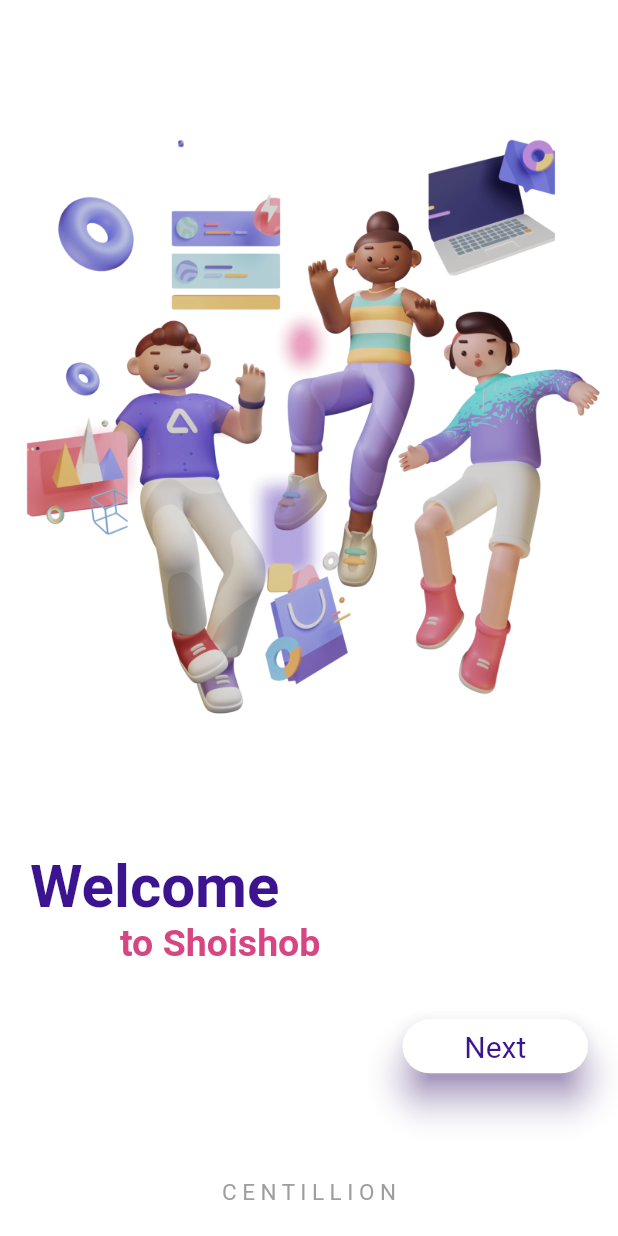
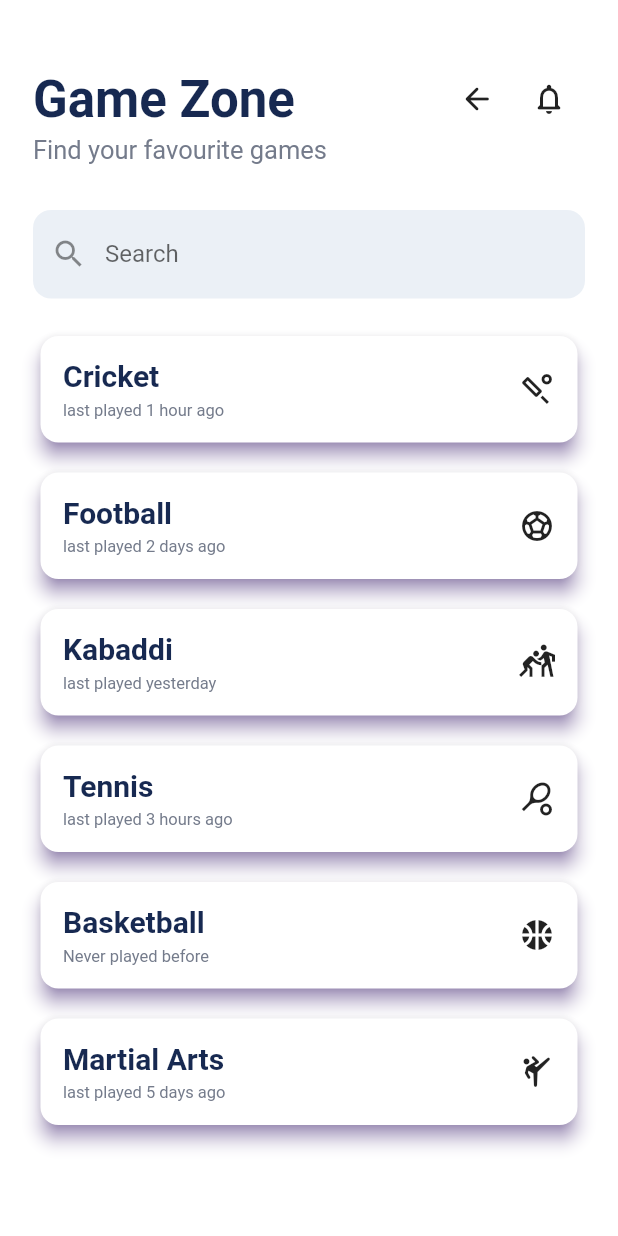
Before and after one commit to anas3a/shoishob, a Flutter app: the screen it shows after launch, on a phone screen of 412 x 824 dp. Run offline on Flutter 3.47's test engine with Material 2 defaults, Android fonts, the phone set to English and light mode, and no system bars; drawn by our look-alikes of animated_text_kit; our stand-ins replace animated_bottom_navigation_bar.

Commit message:
add sports_page.dart

```diff
--- a/lib/Screens/home.dart
+++ b/lib/Screens/home.dart
@@ -259,7 +259,7 @@ class _HomeState extends State<Home> with TickerProviderStateMixin {
                                 gradient: const LinearGradient(
                                   colors: [
                                     Color(0xffAD9BFF),
-                                    Color(0xff9079FB)
+                                    Color(0xff9079FB),
                                   ],
                                   begin: Alignment.centerLeft,
                                   end: Alignment.centerRight,
--- a/lib/Screens/login_page.dart
+++ b/lib/Screens/login_page.dart
@@ -1,5 +1,4 @@
 import 'package:flutter/material.dart';
-import 'package:shoishob/Screens/home.dart';
 
 class LogInPage extends StatefulWidget {
   const LogInPage({Key? key}) : super(key: key);
@@ -105,12 +104,9 @@ class _LogInPageState extends State<LogInPage> {
                 Align(
                   alignment: Alignment.bottomRight,
                   child: GestureDetector(
-                    onTap: (){
-
-                      Navigator.of(context).push(
-                        MaterialPageRoute(builder: (context) => const Home())
-                      );
-
+                    onTap: () {
+                      Navigator.pop(context);
+                      Navigator.pushNamed(context, '/home');
                     },
                     child: Card(
                       color: const Color(0xFF8C77CE),
@@ -119,14 +115,13 @@ class _LogInPageState extends State<LogInPage> {
                         borderRadius: BorderRadius.circular(15),
                       ),
                       child: const Padding(
-                        padding: EdgeInsets.fromLTRB(15,7,15,7),
+                        padding: EdgeInsets.fromLTRB(15, 7, 15, 7),
                         child: Text(
                           'Login',
                           style: TextStyle(
-                            fontSize: 17,
-                            fontWeight: FontWeight.bold,
-                            color: Colors.white
-                          ),
+                              fontSize: 17,
+                              fontWeight: FontWeight.bold,
+                              color: Colors.white),
                         ),
                       ),
                     ),
--- a/lib/Screens/signup_page.dart
+++ b/lib/Screens/signup_page.dart
@@ -80,7 +80,8 @@ class _SignUpPageState extends State<SignUpPage> {
                   child: TextField(
                     keyboardType: TextInputType.number,
                     inputFormatters: <TextInputFormatter>[
-                  FilteringTextInputFormatter.digitsOnly],
+                      FilteringTextInputFormatter.digitsOnly
+                    ],
                     decoration: const InputDecoration(
                       labelText: 'Age',
                       border: InputBorder.none,
@@ -143,8 +144,8 @@ class _SignUpPageState extends State<SignUpPage> {
                     width: MediaQuery.of(context).size.width * 0.3,
                     child: ElevatedButton(
                       onPressed: () {
-                        // Navigator.pop(context);
-                        // Navigator.pushNamed(context, '/logIn_page');
+                        Navigator.pop(context);
+                        Navigator.pushNamed(context, '/home');
                       },
                       style: ElevatedButton.styleFrom(
                         primary: const Color(0xFF8C77CE),
--- /dev/null
+++ b/lib/Screens/sports_page.dart
@@ -0,0 +1,381 @@
+import 'package:flutter/material.dart';
+
+class SportsPage extends StatefulWidget {
+  const SportsPage({Key? key}) : super(key: key);
+
+  @override
+  State<SportsPage> createState() => _SportsPageState();
+}
+
+class _SportsPageState extends State<SportsPage> {
+  @override
+  Widget build(BuildContext context) {
+    return Scaffold(
+      backgroundColor: Colors.white,
+      body: SafeArea(
+        child: Container(
+          width: double.infinity,
+          height: double.infinity,
+          color: Colors.white,
+          child: Padding(
+            padding: const EdgeInsets.all(22.0),
+            child: Column(
+              mainAxisAlignment: MainAxisAlignment.start,
+              crossAxisAlignment: CrossAxisAlignment.start,
+              children: [
+                const SizedBox(
+                  height: 20,
+                ),
+                Row(
+                  children: [
+                    const Text(
+                      'Game Zone',
+                      style: TextStyle(
+                        fontSize: 34,
+                        fontWeight: FontWeight.w600,
+                        color: Color(0xFF172951),
+                      ),
+                    ),
+                    const Spacer(),
+                    IconButton(
+                      onPressed: () {
+                        Navigator.pop(context);
+                      },
+                      icon: const Icon(Icons.arrow_back_rounded),
+                    ),
+                    IconButton(
+                      onPressed: () {
+                      },
+                      icon: const Icon(Icons.notifications_none_rounded),
+                    )
+                  ],
+                ),
+                const Text(
+                  'Find your favourite games',
+                  style: TextStyle(
+                    fontSize: 17,
+                    fontWeight: FontWeight.w400,
+                    color: Color(0xFF747B8B),
+                  ),
+                ),
+                const SizedBox(
+                  height: 30,
+                ),
+                Material(
+                  elevation: 0,
+                  shadowColor: Colors.deepPurple,
+                  borderRadius: BorderRadius.circular(12),
+                  color: const Color(0xFFEBF0F6),
+                  child: TextField(
+                    decoration: const InputDecoration(
+                      labelText: 'Search',
+                      border: InputBorder.none,
+                      prefixIcon: Icon(
+                        Icons.search_outlined,
+                      ),
+                    ),
+                    onChanged: (value) {
+                      // user.email = value.toString();
+                    },
+                  ),
+                ),
+                Expanded(
+                  child: SingleChildScrollView(
+                    physics: BouncingScrollPhysics(),
+                    child: Padding(
+                      padding: const EdgeInsets.all(5),
+                      child: Column(
+                        mainAxisAlignment: MainAxisAlignment.center,
+                        children: [
+                          const SizedBox(
+                            height: 20,
+                          ),
+                          Material(
+                            elevation: 5,
+                            shadowColor: Colors.deepPurple,
+                            borderRadius: BorderRadius.circular(12),
+                            color: Colors.white,
+                            child: InkWell(
+                              onTap: (){
+                              },
+                              child: Padding(
+                                padding: const EdgeInsets.all(15),
+                                child: Row(
+                                  children: [
+                                    Column(
+                                      mainAxisAlignment: MainAxisAlignment.start,
+                                        crossAxisAlignment: CrossAxisAlignment.start,
+                                        children: const [
+                                      Text(
+                                        'Cricket',
+                                        style: TextStyle(
+                                          fontSize: 20,
+                                          fontWeight: FontWeight.w600,
+                                          color: Color(0xFF172951),
+                                        ),
+                                      ),
+                                      SizedBox(
+                                        height: 5,
+                                      ),
+                                      Text(
+                                        'last played 1 hour ago',
+                                        style: TextStyle(
+                                          fontSize: 11,
+                                          fontWeight: FontWeight.w400,
+                                          color: Color(0xFF747B8B),
+                                        ),
+                                      ),
+                                    ]),
+                                    const Spacer(),
+                                    Icon(Icons.sports_cricket_outlined),
+                                  ],
+                                ),
+                              ),
+                            ),
+                          ),
+                          const SizedBox(
+                            height: 20,
+                          ),
+                          Material(
+                            elevation: 5,
+                            shadowColor: Colors.deepPurple,
+                            borderRadius: BorderRadius.circular(12),
+                            color: Colors.white,
+                            child: InkWell(
+                              onTap: (){
+                              },
+                              child: Padding(
+                                padding: const EdgeInsets.all(15),
+                                child: Row(
+                                  children: [
+                                    Column(
+                                        mainAxisAlignment: MainAxisAlignment.start,
+                                        crossAxisAlignment: CrossAxisAlignment.start,
+                                        children: const [
+                                          Text(
+                                            'Football',
+                                            style: TextStyle(
+                                              fontSize: 20,
+                                              fontWeight: FontWeight.w600,
+                                              color: Color(0xFF172951),
+                                            ),
+                                          ),
+                                          SizedBox(
+                                            height: 5,
+                                          ),
+                                          Text(
+                                            'last played 2 days ago',
+                                            style: TextStyle(
+                                              fontSize: 11,
+                                              fontWeight: FontWeight.w400,
+                                              color: Color(0xFF747B8B),
+                                            ),
+                                          ),
+                                        ]),
+                                    const Spacer(),
+                                    Icon(Icons.sports_soccer_outlined),
+                                  ],
+                                ),
+                              ),
+                            ),
+                          ),
+                          const SizedBox(
+                            height: 20,
+                          ),
+                          Material(
+                            elevation: 5,
+                            shadowColor: Colors.deepPurple,
+                            borderRadius: BorderRadius.circular(12),
+                            color: Colors.white,
+                            child: InkWell(
+                              onTap: (){
+                              },
+                              child: Padding(
+                                padding: const EdgeInsets.all(15),
+                                child: Row(
+                                  children: [
+                                    Column(
+                                        mainAxisAlignment: MainAxisAlignment.start,
+                                        crossAxisAlignment: CrossAxisAlignment.start,
+                                        children: const [
+                                          Text(
+                                            'Kabaddi',
+                                            style: TextStyle(
+                                              fontSize: 20,
+                                              fontWeight: FontWeight.w600,
+                                              color: Color(0xFF172951),
+                                            ),
+                                          ),
+                                          SizedBox(
+                                            height: 5,
+                                          ),
+                                          Text(
+                                            'last played yesterday',
+                                            style: TextStyle(
+                                              fontSize: 11,
+                                              fontWeight: FontWeight.w400,
+                                              color: Color(0xFF747B8B),
+                                            ),
+                                          ),
+                                        ]),
+                                    const Spacer(),
+                                    Icon(Icons.sports_kabaddi_outlined),
+                                  ],
+                                ),
+                              ),
+                            ),
+                          ),
+                          const SizedBox(
+                            height: 20,
+                          ),
+                          Material(
+                            elevation: 5,
+                            shadowColor: Colors.deepPurple,
+                            borderRadius: BorderRadius.circular(12),
+                            color: Colors.white,
+                            child: InkWell(
+                              onTap: (){
+                              },
+                              child: Padding(
+                                padding: const EdgeInsets.all(15),
+                                child: Row(
+                                  children: [
+                                    Column(
+                                        mainAxisAlignment: MainAxisAlignment.start,
+                                        crossAxisAlignment: CrossAxisAlignment.start,
+                                        children: const [
+                                          Text(
+                                            'Tennis',
+                                            style: TextStyle(
+                                              fontSize: 20,
+                                              fontWeight: FontWeight.w600,
+                                              color: Color(0xFF172951),
+                                            ),
+                                          ),
+                                          SizedBox(
+                                            height: 5,
+                                          ),
+                                          Text(
+                                            'last played 3 hours ago',
+                                            style: TextStyle(
+                                              fontSize: 11,
+                                              fontWeight: FontWeight.w400,
+                                              color: Color(0xFF747B8B),
+                                            ),
+                                          ),
+                                        ]),
+                                    const Spacer(),
+                                    Icon(Icons.sports_tennis_outlined),
+                                  ],
+                                ),
+                              ),
+                            ),
+                          ),
+                          const SizedBox(
+                            height: 20,
+                          ),
+                          Material(
+                            elevation: 5,
+                            shadowColor: Colors.deepPurple,
+                            borderRadius: BorderRadius.circular(12),
+                            color: Colors.white,
+                            child: InkWell(
+                              onTap: (){
+                              },
+                              child: Padding(
+                                padding: const EdgeInsets.all(15),
+                                child: Row(
+                                  children: [
+                                    Column(
+                                        mainAxisAlignment: MainAxisAlignment.start,
+                                        crossAxisAlignment: CrossAxisAlignment.start,
+                                        children: const [
+                                          Text(
+                                            'Basketball',
+                                            style: TextStyle(
+                                              fontSize: 20,
+                                              fontWeight: FontWeight.w600,
+                                              color: Color(0xFF172951),
+                                            ),
+                                          ),
+                                          SizedBox(
+                                            height: 5,
+                                          ),
+                                          Text(
+                                            'Never played before',
+                                            style: TextStyle(
+                                              fontSize: 11,
+                                              fontWeight: FontWeight.w400,
+                                              color: Color(0xFF747B8B),
+                                            ),
+                                          ),
+                                        ]),
+                                    const Spacer(),
+                                    Icon(Icons.sports_basketball_rounded),
+                                  ],
+                                ),
+                              ),
+                            ),
+                          ),
+                          const SizedBox(
+                            height: 20,
+                          ),
+                          Material(
+                            elevation: 5,
+                            shadowColor: Colors.deepPurple,
+                            borderRadius: BorderRadius.circular(12),
+                            color: Colors.white,
+                            child: InkWell(
+                              onTap: (){
+                              },
+                              child: Padding(
+                                padding: const EdgeInsets.all(15),
+                                child: Row(
+                                  children: [
+                                    Column(
+                                        mainAxisAlignment: MainAxisAlignment.start,
+                                        crossAxisAlignment: CrossAxisAlignment.start,
+                                        children: const [
+                                          Text(
+                                            'Martial Arts',
+                                            style: TextStyle(
+                                              fontSize: 20,
+                                              fontWeight: FontWeight.w600,
+                                              color: Color(0xFF172951),
+                                            ),
+                                          ),
+                                          SizedBox(
+                                            height: 5,
+                                          ),
+                                          Text(
+                                            'last played 5 days ago',
+                                            style: TextStyle(
+                                              fontSize: 11,
+                                              fontWeight: FontWeight.w400,
+                                              color: Color(0xFF747B8B),
+                                            ),
+                                          ),
+                                        ]),
+                                    const Spacer(),
+                                    Icon(Icons.sports_martial_arts_rounded),
+                                  ],
+                                ),
+                              ),
+                            ),
+                          ),
+                          const SizedBox(
+                            height: 20,
+                          ),
+                        ],
+                      ),
+                    ),
+                  ),
+                ),
+              ],
+            ),
+          ),
+        ),
+      ),
+    );
+  }
+}
--- a/lib/main.dart
+++ b/lib/main.dart
@@ -2,6 +2,8 @@ import 'package:flutter/material.dart';
 import 'package:shoishob/Screens/welcome_page.dart';
 import 'package:shoishob/Screens/login_page.dart';
 import 'package:shoishob/Screens/signup_page.dart';
+import 'package:shoishob/Screens/home.dart';
+import 'package:shoishob/Screens/sports_page.dart';
 
 void main() {
   runApp(const MyApp());
@@ -18,11 +20,13 @@ class MyApp extends StatelessWidget {
       theme: ThemeData(
         primarySwatch: Colors.deepPurple,
       ),
-      initialRoute: '/',
+      initialRoute: '/sports_page',
       routes: {
         '/': (context) => const WelcomePage(),
         '/logIn_page': (context) => const LogInPage(),
         '/singUp_page': (context) => const SignUpPage(),
+        '/home': (context) => const Home(),
+        '/sports_page': (context) => const SportsPage(),
       },
     );
   }
```
